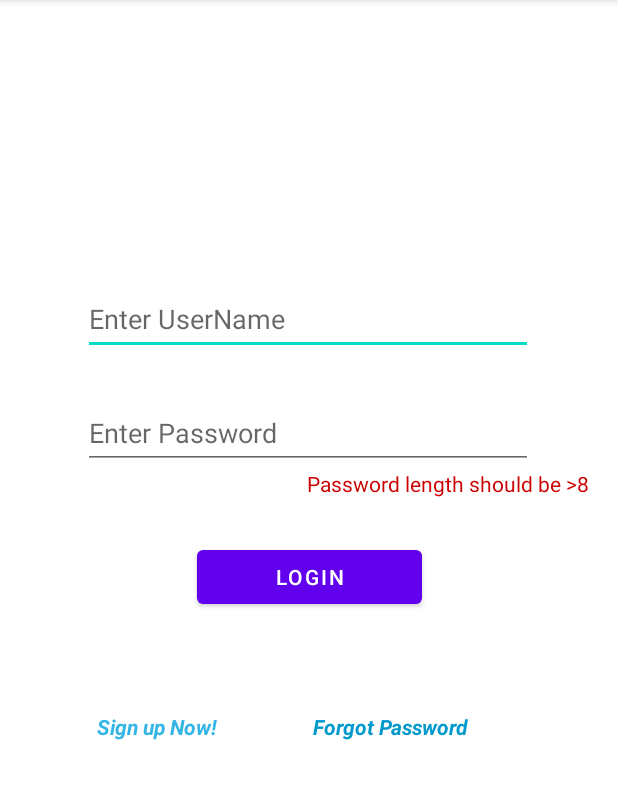
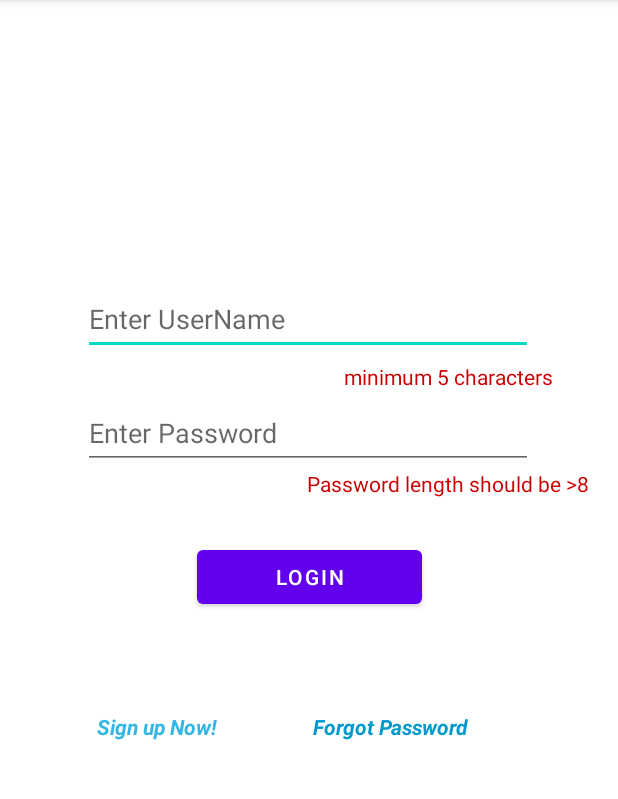
Before and after one commit to jasshu01/My-Ultimate-App, an Android app: the LoginPage screen opened directly, with no data from a screen before it, on a phone screen of 412 x 824 dp, the part 84-883 px from its top. Run offline under Robolectric (Android 15) with nearby library versions, the phone set to English and light mode, and no system bars.

```diff
--- a/app/src/main/java/com/example/myultimateapp/LoginPage.java
+++ b/app/src/main/java/com/example/myultimateapp/LoginPage.java
@@ -14,13 +14,15 @@ import android.view.View;
 import android.widget.Button;
 import android.widget.EditText;
 import android.widget.TextView;
+import android.widget.Toast;
 
 public class LoginPage extends AppCompatActivity {
 
     EditText userName, password;
-    TextView passwordInstructions, signupOption, ForgotPassword;
+    TextView passwordInstructions, userNameInstructions, signupOption, ForgotPassword;
     Button loginButton;
-
+    Boolean ValidPassword = false;
+    Boolean ValidUserName = false;
 
     @SuppressLint("MissingInflatedId")
     @Override
@@ -30,9 +32,47 @@ public class LoginPage extends AppCompatActivity {
         userName = findViewById(R.id.login_userName);
         password = findViewById(R.id.login_password);
         passwordInstructions = findViewById(R.id.passwordInstructions);
+        userNameInstructions = findViewById(R.id.userNameInstructions);
         signupOption = findViewById(R.id.signupOption);
         ForgotPassword = findViewById(R.id.forgotPassword);
         loginButton = findViewById(R.id.loginButton);
+
+
+        SharedPreferences sp = getSharedPreferences("Current User", MODE_PRIVATE);
+
+        String CheckingIfAlreadyLoggedIn=sp.getString("LoggedInUser","No Logged In User Exists");
+        if(!CheckingIfAlreadyLoggedIn.equals("No Logged In User Exists"))
+        {
+            Intent intent = new Intent(LoginPage.this, HomePage.class);
+            startActivity(intent);
+        }
+
+        userName.addTextChangedListener(new TextWatcher() {
+            @Override
+            public void beforeTextChanged(CharSequence charSequence, int i, int i1, int i2) {
+
+            }
+
+            @Override
+            public void onTextChanged(CharSequence s, int i, int i1, int i2) {
+                String username = s.toString();
+                if (username.length() >= 5) {
+                    userNameInstructions.setText("");
+                    ValidUserName = true;
+
+
+                } else {
+                    userNameInstructions.setTextColor(Color.argb(255, 255, 0, 0));
+
+                    ValidUserName = false;
+                }
+            }
+
+            @Override
+            public void afterTextChanged(Editable editable) {
+
+            }
+        });
 
 
         password.addTextChangedListener(new TextWatcher() {
@@ -44,7 +84,8 @@ public class LoginPage extends AppCompatActivity {
             @Override
             public void onTextChanged(CharSequence s, int i, int i1, int i2) {
                 boolean numericPresent = false;
-                passwordInstructions.setTextColor(Color.argb(255,255,0,0));
+                ValidPassword = false;
+                passwordInstructions.setTextColor(Color.argb(255, 255, 0, 0));
                 String password = s.toString();
                 if (password.length() == 0) {
                     passwordInstructions.setText("");
@@ -73,8 +114,9 @@ public class LoginPage extends AppCompatActivity {
                 }
 
                 if (numericPresent && password.length() >= 8 && (password.contains("@") || password.contains("#") || password.contains("$"))) {
-                    passwordInstructions.setText("Valid Password");
-                    passwordInstructions.setTextColor(Color.argb(255,0,255,0));
+                    passwordInstructions.setText("");
+                    passwordInstructions.setTextColor(Color.argb(255, 0, 255, 0));
+                    ValidPassword = true;
                 }
 
 
@@ -87,26 +129,38 @@ public class LoginPage extends AppCompatActivity {
         });
 
 
+
+
         loginButton.setOnClickListener(new View.OnClickListener() {
             @Override
             public void onClick(View view) {
-                String final_username,final_password;
+
+                if(!ValidPassword)
+                {
+                    Toast.makeText(LoginPage.this, "Password is not Valid", Toast.LENGTH_SHORT).show();
+                }
+                if(!ValidUserName)
+                {
+                    Toast.makeText(LoginPage.this, "UserName is not Valid", Toast.LENGTH_SHORT).show();
+                }
+
+
+                String final_username, final_password;
                 final_username = String.valueOf(userName.getText());
 
                 final_password = String.valueOf(password.getText());
 
-//                Check for Correctness  here
 
-                SharedPreferences sp=getSharedPreferences("Current User",MODE_PRIVATE);
-                SharedPreferences.Editor ed=sp.edit();
+
+
+                SharedPreferences sp = getSharedPreferences("Current User", MODE_PRIVATE);
+                SharedPreferences.Editor ed = sp.edit();
                 ed.putString("LoggedInUser", final_username);
                 ed.apply();
 
 
-                Intent intent=new Intent(LoginPage.this,HomePage.class);
+                Intent intent = new Intent(LoginPage.this, HomePage.class);
                 startActivity(intent);
-
-
 
 
             }
--- a/app/src/main/res/layout/activity_login_page.xml
+++ b/app/src/main/res/layout/activity_login_page.xml
@@ -86,4 +86,16 @@
         app:layout_constraintHorizontal_bias="0.675"
         app:layout_constraintStart_toStartOf="parent"
         app:layout_constraintTop_toTopOf="@+id/signupOption" />
+
+    <TextView
+        android:id="@+id/userNameInstructions"
+        android:layout_width="wrap_content"
+        android:layout_height="wrap_content"
+        android:text="minimum 5 characters"
+        android:textColor="@android:color/holo_red_dark"
+        app:layout_constraintBottom_toTopOf="@+id/login_password"
+        app:layout_constraintEnd_toEndOf="parent"
+        app:layout_constraintHorizontal_bias="0.841"
+        app:layout_constraintStart_toStartOf="parent"
+        app:layout_constraintTop_toBottomOf="@+id/login_userName" />
 </androidx.constraintlayout.widget.ConstraintLayout>
```
